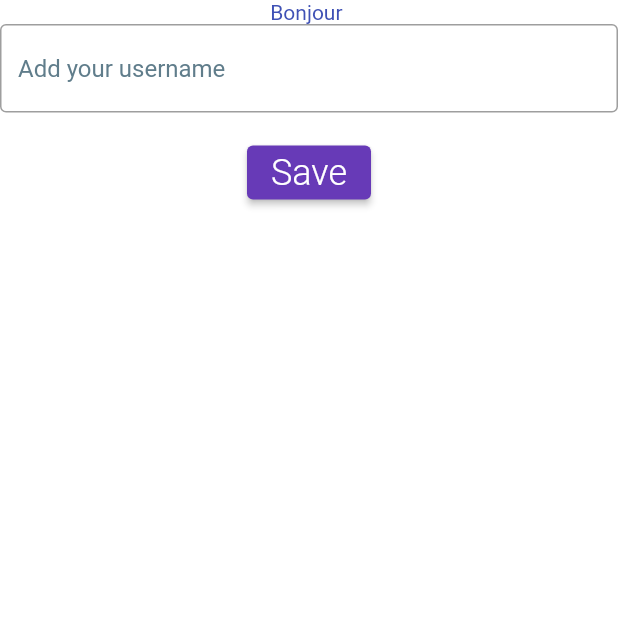
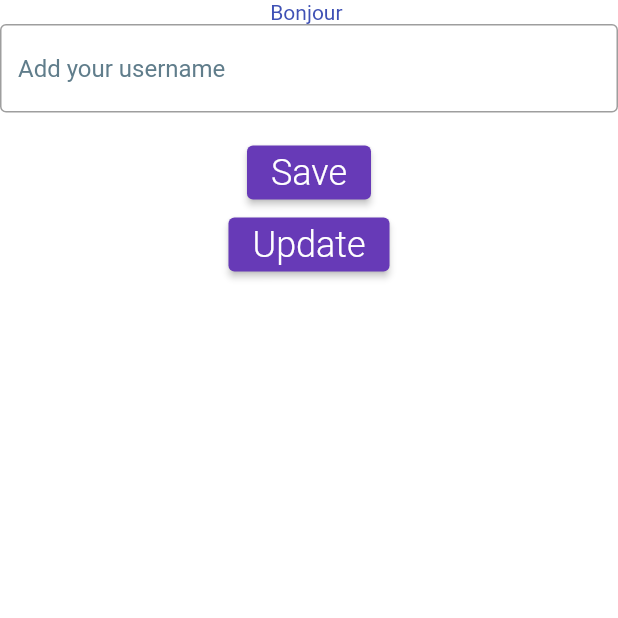
Before and after one commit to FiveTTTTT/semaine_flutter, a Flutter app: the UserInfos screen opened by its route, on a phone screen of 412 x 824 dp, the top half of it. Run offline on Flutter 3.47's test engine with Material 2 defaults, Android fonts, the phone set to English and light mode, and no system bars; our stand-ins replace shared_preferences, sqflite; accounts and stored records are empty; network calls fail.

Commit message:
update on the app working

```diff
--- a/lib/user_infos.dart
+++ b/lib/user_infos.dart
@@ -90,6 +90,19 @@ class _UserInfoState extends State<UserInfos> {
               'Save',
               style: TextStyle(fontSize: 24, fontWeight: FontWeight.w300),
             )),
+        ElevatedButton(
+            onPressed: () {
+              Navigator.push(
+                  context,
+                  MaterialPageRoute(
+                      builder: (context) => UserInfos(
+                        username: userNameController.text, userId: widget.userId, userService: widget.userService,
+                      )));
+            },
+            child: const Text(
+              'Update',
+              style: TextStyle(fontSize: 24, fontWeight: FontWeight.w300),
+            )),
       ]),
     );
   }
```
